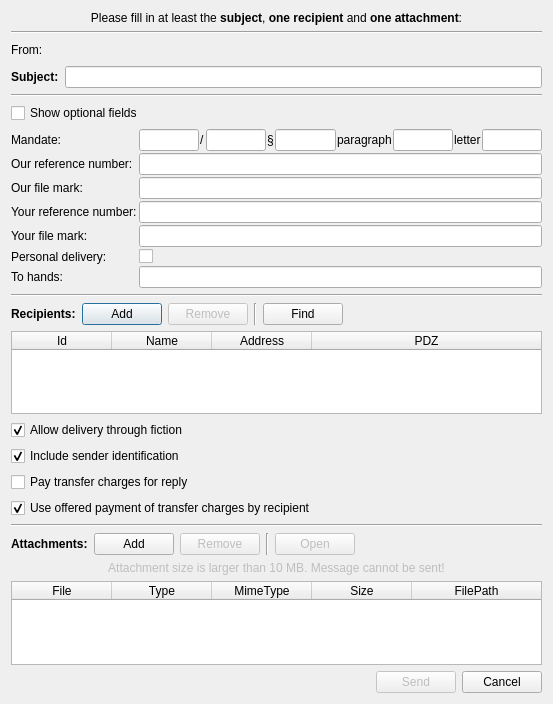
Before: the Qt Designer form src/gui/ui/dlg_send_message.ui in psakar/datovka, drawn with Qt 5.
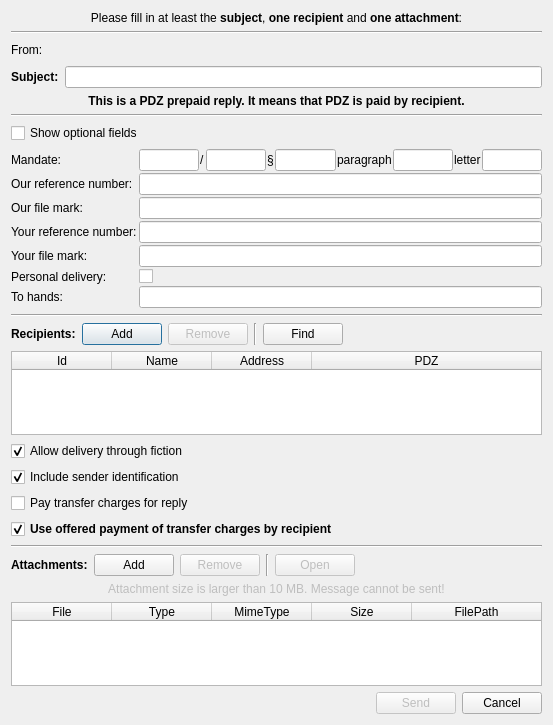
After: the same form once the commit is applied. Icons and pictures are not drawn.

Commit message: Changed behaviour of send-dialog when reply is prepaid PDZ

What changed in the file:
```diff
--- a/src/gui/ui/dlg_send_message.ui
+++ b/src/gui/ui/dlg_send_message.ui
@@ -7,7 +7,7 @@
     <x>0</x>
     <y>0</y>
     <width>553</width>
-    <height>704</height>
+    <height>725</height>
    </rect>
   </property>
   <property name="font">
@@ -117,6 +117,25 @@
      </item>
     </layout>
    </item>
+   <item>
+    <widget class="QLabel" name="replyLabel">
+     <property name="enabled">
+      <bool>true</bool>
+     </property>
+     <property name="font">
+      <font>
+       <weight>75</weight>
+       <bold>true</bold>
+      </font>
+     </property>
+     <property name="text">
+      <string>This is a PDZ prepaid reply. It means that PDZ is paid by recipient.</string>
+     </property>
+     <property name="alignment">
+      <set>Qt::AlignCenter</set>
+     </property>
+    </widget>
+   </item>
    <item>
     <widget class="Line" name="line_5">
      <property name="orientation">
@@ -508,8 +527,8 @@
      </property>
      <property name="font">
       <font>
-       <weight>50</weight>
-       <bold>false</bold>
+       <weight>75</weight>
+       <bold>true</bold>
       </font>
      </property>
      <property name="text">
```
Left out of the diff: 3 changed lines with no effect on the pictures. The commit also changes 3 other files.
